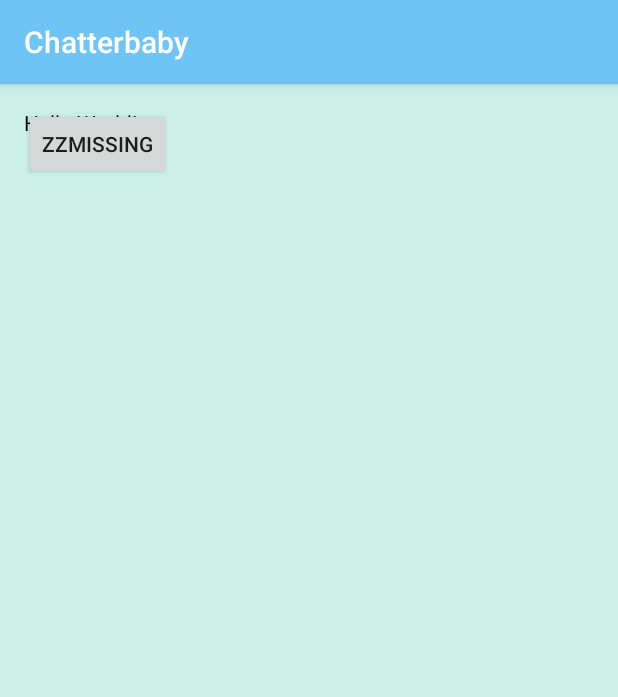
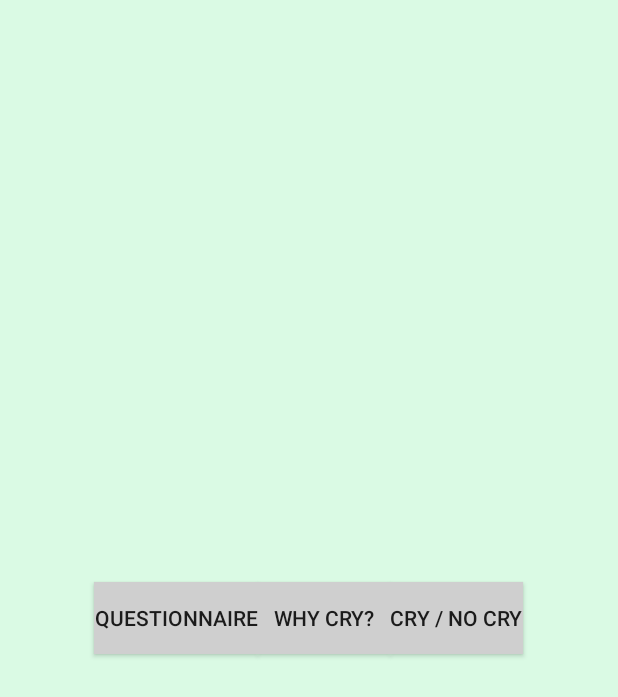
Before and after one commit to modularity/ChatterBaby, an Android app: the screen it shows after launch (MainActivity), on a phone screen of 412 x 824 dp. Shown: the top 697 px of the screen. Run offline under Robolectric (Android 15) with nearby library versions, the phone set to English and light mode, and no system bars; 4 statements that could not run were skipped.

Commit message:
Created menu, resolved bugs, questionnaire wip

```diff
--- a/app/build.gradle
+++ b/app/build.gradle
@@ -23,4 +23,5 @@
     compile fileTree(dir: 'libs', include: ['*.jar'])
     testCompile 'junit:junit:4.12'
     compile 'com.android.support:appcompat-v7:24.0.0'
+    compile 'com.google.android.gms:play-services-appindexing:8.1.0'
 }
--- a/app/src/main/AndroidManifest.xml
+++ b/app/src/main/AndroidManifest.xml
@@ -26,7 +26,11 @@
             <meta-data
                 android:name="android.support.PARENT_ACTIVITY"
                 android:value="org.chatterbaby.chatterbaby.MainActivity" />
-        </activity>
+        </activity><!-- ATTENTION: This was auto-generated to add Google Play services to your project for
+     App Indexing.  See https://g.co/AppIndexing/AndroidStudio for more information. -->
+        <meta-data
+            android:name="com.google.android.gms.version"
+            android:value="@integer/google_play_services_version" />
 
     </application>
 
--- a/app/src/main/java/org/chatterbaby/chatterbaby/MainActivity.java
+++ b/app/src/main/java/org/chatterbaby/chatterbaby/MainActivity.java
@@ -2,13 +2,28 @@
 
 import android.app.Activity;
 import android.content.Intent;
+import android.net.Uri;
 import android.os.Bundle;
-import android.support.v7.app.AppCompatActivity;
 import android.view.View;
+import android.widget.Button;
 import android.widget.EditText;
+import android.graphics.Color;
 
-public class MainActivity extends AppCompatActivity {
+import com.google.android.gms.appindexing.Action;
+import com.google.android.gms.appindexing.AppIndex;
+import com.google.android.gms.common.api.GoogleApiClient;
+
+public class MainActivity extends Activity implements View.OnClickListener {
     public final static String EXTRA_MESSAGE = "org.chatterbaby.chatterbaby.MESSAGE";
+    /**
+     * ATTENTION: This was auto-generated to implement the App Indexing API.
+     * See https://g.co/AppIndexing/AndroidStudio for more information.
+     */
+    private GoogleApiClient client;
+
+    private Button[] btn = new Button[3];
+    private Button btn_unfocus;
+    private int[] btn_id = {R.id.questionBtn, R.id.whyCryBtn, R.id.noCryBtn};
 
     @Override
     protected void onCreate(Bundle savedInstanceState) {
@@ -17,18 +32,96 @@
 
         // Show EULA
         new AppEula(this).show();
+
+        for (int i = 0; i < btn.length; i++) {
+            btn[i] = (Button) findViewById(btn_id[i]);
+            btn[i].setBackgroundColor(Color.rgb(207, 207, 207));
+            btn[i].setOnClickListener(this);
+        }
+
+        btn_unfocus = btn[0];
+        // ATTENTION: This was auto-generated to implement the App Indexing API.
+        // See https://g.co/AppIndexing/AndroidStudio for more information.
+        client = new GoogleApiClient.Builder(this).addApi(AppIndex.API).build();
     }
 
     // Called when the user clicks the Send button
     // Build intent to move to questionnaire
-    public void sendMessage(View view) {
+ /*   public void sendMessage(View view) {
         Intent intent = new Intent(this, QuestionnaireActivity.class);
         EditText editText = (EditText) findViewById(R.id.edit_message);
         String message = editText.getText().toString();
         intent.putExtra(EXTRA_MESSAGE, message);
         startActivity(intent);
     }
+*/
 
 
+    @Override
+    public void onClick(View v) {
+        switch (v.getId()) {
+            case R.id.questionBtn:
+                setFocus(btn_unfocus, btn[0]);
+                btn_unfocus = btn[0];
+                break;
 
+            case R.id.whyCryBtn:
+                setFocus(btn_unfocus, btn[1]);
+                btn_unfocus = btn[1];
+                break;
+
+            case R.id.noCryBtn:
+                setFocus(btn_unfocus, btn[2]);
+                btn_unfocus = btn[2];
+                break;
+
+        }
+    }
+
+    private void setFocus(Button btn_unfocus, Button btn_focus) {
+        btn_unfocus.setTextColor(Color.rgb(49, 50, 51));
+        btn_unfocus.setBackgroundColor(Color.rgb(207, 207, 207));
+        btn_focus.setTextColor(Color.rgb(255, 255, 255));
+        btn_focus.setBackgroundColor(Color.rgb(3, 106, 150));
+    }
+
+    @Override
+    public void onStart() {
+        super.onStart();
+
+        // ATTENTION: This was auto-generated to implement the App Indexing API.
+        // See https://g.co/AppIndexing/AndroidStudio for more information.
+        client.connect();
+        Action viewAction = Action.newAction(
+                Action.TYPE_VIEW, // TODO: choose an action type.
+                "Main Page", // TODO: Define a title for the content shown.
+                // TODO: If you have web page content that matches this app activity's content,
+                // make sure this auto-generated web page URL is correct.
+                // Otherwise, set the URL to null.
+                Uri.parse("http://host/path"),
+                // TODO: Make sure this auto-generated app URL is correct.
+                Uri.parse("android-app://org.chatterbaby.chatterbaby/http/host/path")
+        );
+        AppIndex.AppIndexApi.start(client, viewAction);
+    }
+
+    @Override
+    public void onStop() {
+        super.onStop();
+
+        // ATTENTION: This was auto-generated to implement the App Indexing API.
+        // See https://g.co/AppIndexing/AndroidStudio for more information.
+        Action viewAction = Action.newAction(
+                Action.TYPE_VIEW, // TODO: choose an action type.
+                "Main Page", // TODO: Define a title for the content shown.
+                // TODO: If you have web page content that matches this app activity's content,
+                // make sure this auto-generated web page URL is correct.
+                // Otherwise, set the URL to null.
+                Uri.parse("http://host/path"),
+                // TODO: Make sure this auto-generated app URL is correct.
+                Uri.parse("android-app://org.chatterbaby.chatterbaby/http/host/path")
+        );
+        AppIndex.AppIndexApi.end(client, viewAction);
+        client.disconnect();
+    }
 }
--- a/app/src/main/res/layout-finger-qwerty/questionnaire.xml
+++ b/app/src/main/res/layout-finger-qwerty/questionnaire.xml
@@ -289,7 +289,7 @@
         <Button android:id="@+id/button_send"
             android:layout_width="wrap_content"
             android:layout_height="wrap_content"
-            android:text="@string/button_send"
+            android:text="Send"
             android:onClick="sendMessage" />
 
     </LinearLayout>
--- a/app/src/main/res/layout/activity_main.xml
+++ b/app/src/main/res/layout/activity_main.xml
@@ -1,25 +1,37 @@
 <?xml version="1.0" encoding="utf-8"?>
-<RelativeLayout xmlns:android="http://schemas.android.com/apk/res/android"
-    xmlns:tools="http://schemas.android.com/tools"
-    android:layout_width="match_parent"
-    android:layout_height="match_parent"
-    android:paddingBottom="@dimen/activity_vertical_margin"
-    android:paddingLeft="@dimen/activity_horizontal_margin"
-    android:paddingRight="@dimen/activity_horizontal_margin"
-    android:paddingTop="@dimen/activity_vertical_margin"
-    tools:context="org.chatterbaby.chatterbaby.MainActivity"
-    android:background="#cbefe7">
+<LinearLayout xmlns:android="http://schemas.android.com/apk/res/android"
+android:layout_width="fill_parent"
+android:layout_height="fill_parent"
+    android:orientation="horizontal"
+    android:gravity="center_horizontal"
+    android:background="#dafae4">
+android:background="#cbefe7"
 
-    <TextView
-        android:layout_width="wrap_content"
-        android:layout_height="wrap_content"
-        android:text="Hello World!"
-        android:textColor="#000000" />
+<Button
+    android:layout_width="wrap_content"
+    android:layout_height="wrap_content"
+    android:text="Questionnaire"
+    android:id="@+id/questionBtn"
+    android:layout_gravity="center_vertical"
+    android:textColorHighlight="@color/colorPrimaryDark"
+    android:background="#bfc9f5" />
 
-    <Button
-        android:layout_width="wrap_content"
-        android:layout_height="wrap_content"
-        android:text="@string/button_send"
-        android:onClick="sendMessage" />
+<Button
+    android:layout_width="wrap_content"
+    android:layout_height="wrap_content"
+    android:text="Why Cry?"
+    android:id="@+id/whyCryBtn"
+    android:layout_gravity="center_vertical"
+    android:textColorHighlight="@color/colorPrimaryDark"
+    android:background="#7ad5c6" />
 
-</RelativeLayout>
+<Button
+    android:layout_width="wrap_content"
+    android:layout_height="wrap_content"
+    android:text="Cry / No Cry"
+    android:id="@+id/noCryBtn"
+    android:layout_gravity="center_vertical"
+    android:textColorHighlight="@color/colorPrimaryDark"
+    android:background="#bfc9f5" />
+
+</LinearLayout>
```
Also changed, not shown: app/src/main/java/org/chatterbaby/chatterbaby/QuestionnaireActivity.java (+7 -42 lines).
